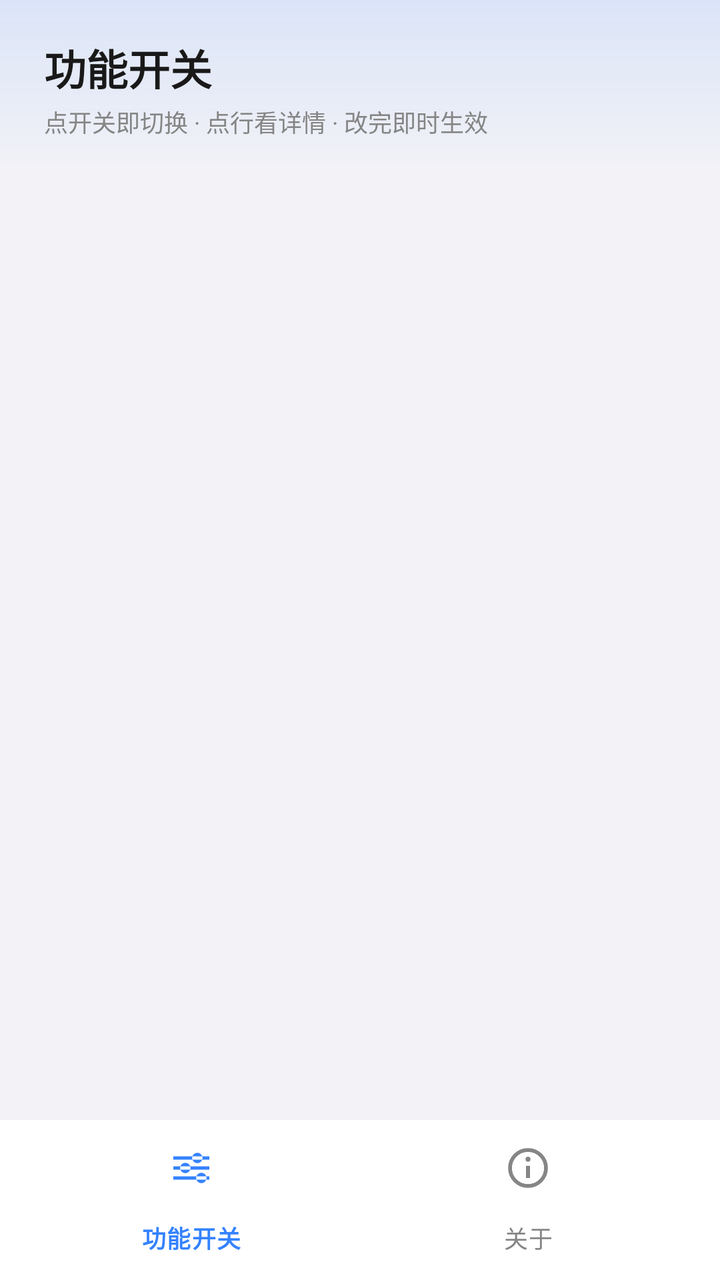
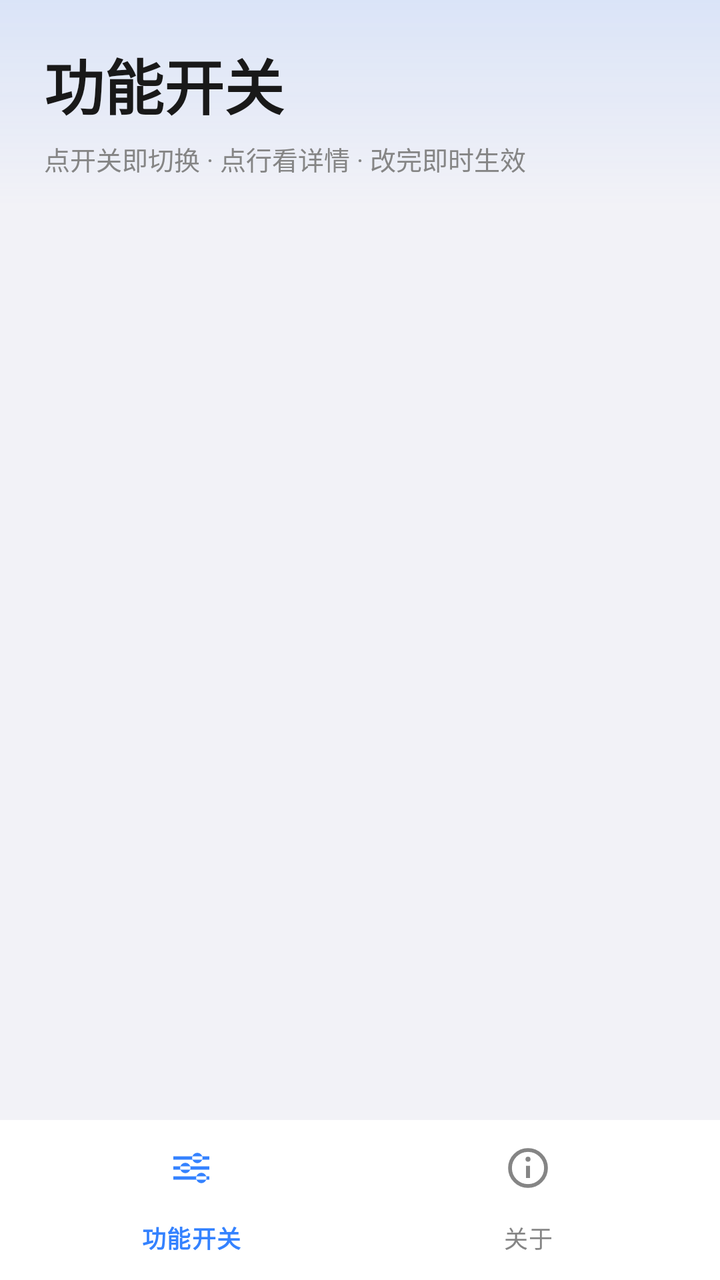

The first picture is an Android layout as it rendered before a commit; the second is the same layout after the commit. The layout source and the unified diff follow.
<!-- AndroidManifest.xml: application theme Theme.HookBrowser -->
<!-- res/layout/activity_settings.xml -->
<?xml version="1.0" encoding="utf-8"?>
<LinearLayout xmlns:android="http://schemas.android.com/apk/res/android"
    xmlns:app="http://schemas.android.com/apk/res-auto"
    android:layout_width="match_parent"
    android:layout_height="match_parent"
    android:background="@color/mx_bg"
    android:fitsSystemWindows="true"
    android:orientation="vertical">

    <LinearLayout
        android:layout_width="match_parent"
        android:layout_height="wrap_content"
        android:background="@drawable/bg_mx_header"
        android:orientation="vertical"
        android:paddingStart="22dp"
        android:paddingTop="18dp"
        android:paddingEnd="22dp"
        android:paddingBottom="14dp">

        <TextView
            android:id="@+id/tv_page_title"
            android:layout_width="match_parent"
            android:layout_height="wrap_content"
            android:text="@string/pane_features"
            android:textColor="@color/mx_text_primary"
            android:textSize="21sp"
            android:textStyle="bold" />

        <TextView
            android:id="@+id/tv_page_sub"
            android:layout_width="match_parent"
            android:layout_height="wrap_content"
            android:layout_marginTop="3dp"
            android:text="@string/pane_features_sub"
            android:textColor="@color/mx_text_secondary"
            android:textSize="12sp" />
    </LinearLayout>

    <FrameLayout
        android:id="@+id/tab_container"
        android:layout_width="match_parent"
        android:layout_height="0dp"
        android:layout_weight="1" />

    <com.google.android.material.bottomnavigation.BottomNavigationView
        android:id="@+id/bottom_nav"
        android:layout_width="match_parent"
        android:layout_height="wrap_content"
        android:background="@color/mx_card"
        android:elevation="10dp"
        app:itemActiveIndicatorStyle="@style/MxNavIndicator"
        app:itemIconTint="@color/mx_nav_item"
        app:itemTextColor="@color/mx_nav_item"
        app:labelVisibilityMode="labeled"
        app:menu="@menu/menu_settings_nav" />
</LinearLayout>
<!-- resources referenced by this layout -->
<resources>
  <color name="mx_bg">#F2F2F7</color>
  <color name="mx_card">#FFFFFF</color>
  <color name="mx_text_primary">#191919</color>
  <color name="mx_text_secondary">#858585</color>
  <!-- drawable bg_mx_header (drawable) -->
  <?xml version="1.0" encoding="utf-8"?>
  <shape xmlns:android="http://schemas.android.com/apk/res/android"
      android:shape="rectangle">
      <gradient
          android:angle="270"
          android:endColor="@android:color/transparent"
          android:startColor="@color/mx_accent_soft" />
  </shape>
  <string name="pane_features">功能开关</string>
  <string name="pane_features_sub">点开关即切换 · 点行看详情 · 改完即时生效</string>
  <style name="MxNavIndicator" parent="Widget.Material3.BottomNavigationView.ActiveIndicator">
          <item name="android:color">@color/mx_accent_soft</item>
      </style>
  <style name="Theme.HookBrowser" parent="Theme.Material3.DayNight.NoActionBar">
          <item name="colorPrimary">@color/mx_accent</item>
          <item name="colorOnPrimary">#FFFFFF</item>
          <item name="colorControlActivated">@color/mx_accent</item>
          <item name="colorControlNormal">@color/mx_track_off</item>
          <item name="android:windowBackground">@color/mx_bg</item>
          <item name="android:statusBarColor">@android:color/transparent</item>
          <item name="android:navigationBarColor">@color/mx_bg</item>
          
      </style>
  <color name="mx_accent_soft">#1F3482FF</color>
  <color name="mx_accent">#3482FF</color>
  <color name="mx_track_off">#E5E5E5</color>
</resources>

<!-- the commit's change to res/layout/activity_settings.xml (unified diff, before → after) -->
@@ -13,7 +13,7 @@
         android:background="@drawable/bg_mx_header"
         android:orientation="vertical"
         android:paddingStart="22dp"
-        android:paddingTop="18dp"
+        android:paddingTop="20dp"
         android:paddingEnd="22dp"
         android:paddingBottom="14dp">
 
@@ -23,17 +23,17 @@
             android:layout_height="wrap_content"
             android:text="@string/pane_features"
             android:textColor="@color/mx_text_primary"
-            android:textSize="21sp"
+            android:textSize="30sp"
             android:textStyle="bold" />
 
         <TextView
             android:id="@+id/tv_page_sub"
             android:layout_width="match_parent"
             android:layout_height="wrap_content"
-            android:layout_marginTop="3dp"
+            android:layout_marginTop="6dp"
             android:text="@string/pane_features_sub"
             android:textColor="@color/mx_text_secondary"
-            android:textSize="12sp" />
+            android:textSize="13sp" />
     </LinearLayout>
 
     <FrameLayout
